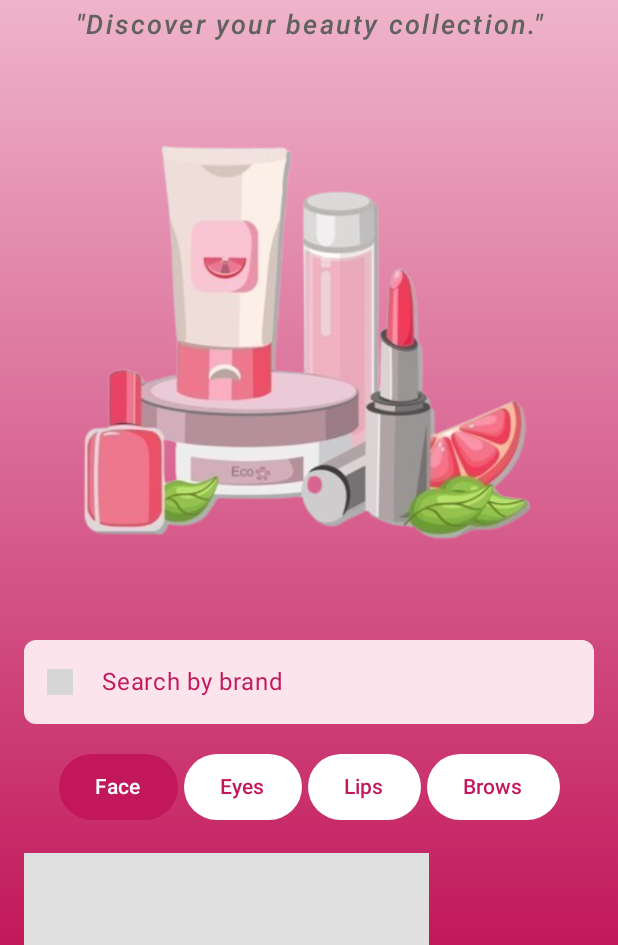
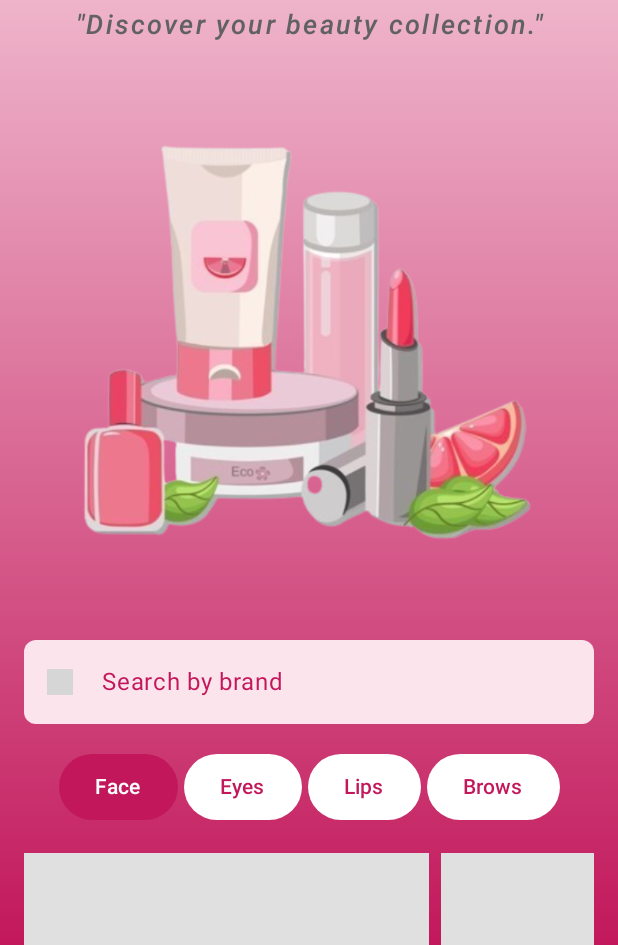
Before and after one commit to mlenic23/BeautyNote, an Android app built with Jetpack Compose: the screen it shows after launch (MainActivity), on a phone screen of 412 x 824 dp, the part 291-1236 px from its top. Run offline under Robolectric (Android 15) with nearby library versions, the phone set to English and light mode, and no system bars; pictures from the network do not load; grey boxes are pictures that could not be loaded.

Commit message:
BeautyNote

```diff
--- a/app/src/main/java/com/example/beautynoteapp/MainActivity.kt
+++ b/app/src/main/java/com/example/beautynoteapp/MainActivity.kt
@@ -4,10 +4,7 @@ import android.os.Bundle
 import androidx.activity.ComponentActivity
 import androidx.activity.compose.setContent
 import androidx.activity.enableEdgeToEdge
-import androidx.activity.viewModels
-import androidx.lifecycle.viewmodel.compose.viewModel
-import androidx.navigation.compose.rememberNavController
-import com.example.beautynoteapp.data.ProductViewModel
+
 import com.example.beautynoteapp.ui.theme.BeautyNoteAppTheme
 
 
@@ -17,8 +14,7 @@ class MainActivity : ComponentActivity() {
         enableEdgeToEdge()
         setContent {
             BeautyNoteAppTheme {
-                val viewModel by viewModels<ProductViewModel>()
-                NavigationController(viewModel)
+                NavigationController()
             }
         }
     }
--- a/app/src/main/java/com/example/beautynoteapp/Navigation.kt
+++ b/app/src/main/java/com/example/beautynoteapp/Navigation.kt
@@ -32,7 +32,11 @@ object Routes {
 }
 
 @Composable
-fun NavigationController(viewModel: ProductViewModel) {
+fun NavigationController() {
+
+    val viewModel1 = ProductViewModel()
+    val viewModel2 = FullProductViewModel()
+
     val navController = rememberNavController()
     var currentActiveButton by rememberSaveable { mutableStateOf(0) }
 
@@ -44,7 +48,7 @@ fun NavigationController(viewModel: ProductViewModel) {
             BeautyNoteScreen(
                 navigation = navController,
                 currentActiveButton = currentActiveButton,
-                viewModel = FullProductViewModel(),
+                viewModel = viewModel2,
                 onButtonClick = { newIndex -> currentActiveButton = newIndex }
             )
         }
@@ -59,7 +63,7 @@ fun NavigationController(viewModel: ProductViewModel) {
             ProductDetailsScreen(
                 navigation = navController,
                 productId = it,
-                viewModel = FullProductViewModel()
+                viewModel = viewModel2
             )
         } }
 
@@ -67,14 +71,14 @@ fun NavigationController(viewModel: ProductViewModel) {
             ListScreen(
                 navigation = navController,
                 currentActiveButton = currentActiveButton,
-                viewModel = viewModel,
+                viewModel = viewModel1,
                 onButtonClick = { newIndex -> currentActiveButton = newIndex }
             )
         }
         composable(Routes.SCREEN_ADD_PRODUCT) {
             AddProductForm(
                 navigation = navController,
-                viewModel = FullProductViewModel(),
+                viewModel = viewModel2,
             )
         }
     }
--- a/app/src/main/java/com/example/beautynoteapp/data/FullProductViewModel.kt
+++ b/app/src/main/java/com/example/beautynoteapp/data/FullProductViewModel.kt
@@ -57,7 +57,7 @@ class FullProductViewModel : ViewModel() {
                     id = 3,
                     image = "https://www.bnedutyfree.com.au/media/catalog/product/cache/e6410293f9a24f502cd707ec5c46309d/7/d/7dee3a48-e070-4d61-b583-c76a958b22d5.jpeg",
                     name = "Lipstick",
-                    brand = "Mac",
+                    brand = "MAC",
                     description = listOf(
                         Description(
                             fullName = "MACximal Silky Matte Lipstick",
@@ -95,9 +95,230 @@ class FullProductViewModel : ViewModel() {
                     rating = "2",
                     isUsed = false,
 
-                    )
+                    ),
 
-            )
+                Product(
+                    id = 5,
+                    image = "https://www.narscosmetics.com/on/demandware.static/-/Sites-itemmaster_NARS/default/dw863c82e8/2023/December/AfterglowEyeshadow/0194251143316_1.png",
+                    name = "Eyeshadow palette",
+                    brand = "Nars",
+                    description = listOf(
+                        Description(
+                            fullName = "Afterglow irresistible eyeshadow palette",
+                            shade = "Adoration, Amorous, Blaze...",
+                            packaging = "12 shadows",
+                            purpose = "Palette create endless eye looks with romantic rose, peach, and neutral shadows curated in a delightfully pink, limited-edition palette for sultry smolder.",
+                            collection = "Afterglow"
+                        )
+
+                    ),
+                    type = "Eyes",
+                    price = "60€",
+                    rating = "5",
+                    isUsed = false,
+
+                    ),
+
+                Product(
+                    id = 6,
+                    image = "https://www.lijepa.hr/data/cache/thumb_min500_max1000-min500_max1000-12/products/450060/1686280312/mac-extra-dimension-blush-rumenilo-za-zene-4-g-nijansa-sweets-for-my-sweet-484418.jpg",
+                    name = "Blush",
+                    brand = "MAC",
+                    description = listOf(
+                        Description(
+                            fullName = "MAC extra dimension blush",
+                            shade = "Sweets For My Sweet",
+                            packaging = "4g",
+                            purpose = "A creamy powder blush that delivers a silky finish and long-lasting color.",
+                            collection = "Extra Dimension"
+                        )
+
+                    ),
+                    type = "Face",
+                    price = "34€",
+                    rating = "4",
+                    isUsed = false,
+
+                    ),
+
+                Product(
+                    id = 7,
+                    image = "https://static.beautytocare.com/cdn-cgi/image/width=1600,height=1600,f=auto/media/catalog/product//e/s/essence-gimme-glow-luminous-highlighter-20-lovely-rose-9g_1.jpg",
+                    name = "Highlighter",
+                    brand = "Essence",
+                    description = listOf(
+                        Description(
+                            fullName = "Gimme Glow Luminous Highlighter",
+                            shade = "Golden Goddess",
+                            packaging = "10g",
+                            purpose = "This highlighter is designed to provide a radiant, luminous glow to the skin, perfect for adding a stunning highlight to the cheekbones, brow bones, and other high points of the face.",
+                            collection = "Luminous Highlighter"
+                        )
+
+                    ),
+                    type = "Face",
+                    price = "9€",
+                    rating = "3",
+                    isUsed = false,
+
+                    ),
+
+                Product(
+                    id = 8,
+                    image = "https://www.lijepa.hr/data/cache/thumb_min500_max1000-min500_max1000-12/products/460993/1720754217/maybelline-color-sensational-shaping-lip-liner-olovka-za-usne-za-zene-1-2-g-nijansa-20-nude-569770.jpg",
+                    name = "Lip liner",
+                    brand = "Maybelline",
+                    description = listOf(
+                        Description(
+                            fullName = "Maybelline color sensational shaping lip liner",
+                            shade = "20 Nude Seduction",
+                            packaging = "1.2g",
+                            purpose = "Maybelline Lip Liner defines and enhances your lips with smooth, long-lasting color for a flawless finish.",
+                            collection = "Color Sensational collection"
+                        )
+
+                    ),
+                    type = "Lips",
+                    price = "6€",
+                    rating = "4",
+                    isUsed = false,
+
+                    ),
+
+                Product(
+                    id = 9,
+                    image = "https://www.revolutionbeauty.com/dw/image/v2/BCZJ_PRD/on/demandware.static/-/Sites-revbe-master-catalog/default/dwbd6e9727/images/hi-res/MURULBRMD_3.jpg?sw=660&sh=660&sm=fit&strip=false",
+                    name = "Eyebrow Palette Kit",
+                    brand = "Revolution",
+                    description = listOf(
+                        Description(
+                            fullName = "The ultimate brow enhancing kit",
+                            shade = "Medium to Dark",
+                            packaging = "9",
+                            purpose = "he Revolution Eyebrow Palette Kit is designed to shape, define, and fill in your eyebrows, offering multiple shades to suit different hair colors for a flawless, natural finish.",
+                            collection = "Revolution Pro"
+                        )
+
+                    ),
+                    type = "Brows",
+                    price = "10€",
+                    rating = "5",
+                    isUsed = false,
+
+                    ),
+
+
+                Product(
+                    id = 10,
+                    image = "https://licilasicdn.s3.amazonaws.com/public/product_images/41700/gallery/original/533183897.jpg",
+                    name = "Contour",
+                    brand = "NYX",
+                    description = listOf(
+                        Description(
+                            fullName = "NYX Professional Makeup wonder stick",
+                            shade = "Fair",
+                            packaging = "8g",
+                            purpose = "Wonder Stick is a dual-ended stick with a creamy texture, allowing for easy and precise face sculpting",
+                            collection = "NYX Professional"
+                        )
+
+                    ),
+                    type = "Face",
+                    price = "11€",
+                    rating = "3",
+                    isUsed = false,
+
+                    ),
+
+                Product(
+                    id = 11,
+                    image = "https://designeroptics.com/cdn/shop/files/b05ff878f2414c96cd4e2e4539e87b8b.jpg?v=1693250817",
+                    name = "Concealer",
+                    brand = "Nars",
+                    description = listOf(
+                        Description(
+                            fullName = "Nars mini radiant creamy concealer",
+                            shade = "Nougatine",
+                            packaging = "1.4ml",
+                            purpose = "Concealer offer buildable, long-lasting coverage",
+                            collection = "Radiant Creamy"
+                        )
+
+                    ),
+                    type = "Face",
+                    price = "15€",
+                    rating = "5",
+                    isUsed = false,
+
+                    ),
+
+                Product(
+                    id = 12,
+                    image = "https://licilasicdn.s3.amazonaws.com/public/product_images/47117/main/original.jpg",
+                    name = "Eyeliner",
+                    brand = "Catrice",
+                    description = listOf(
+                        Description(
+                            fullName = "Catrice Calligraph Pro Precise 24h Matt",
+                            shade = "010 Intense Black Waterproof",
+                            packaging = "1.2ml",
+                            purpose = "Concealer offer buildable, long-lasting coverage",
+                            collection = "Radiant Creamy"
+                        )
+
+                    ),
+                    type = "Eyes",
+                    price = "4€",
+                    rating = "2",
+                    isUsed = false,
+
+                    ),
+
+                Product(
+                    id = 13,
+                    image = "https://cdn.notinoimg.com/social/maybelline/03600531609689_01-o/maybelline-new-york-lifter-gloss-sjajilo-za-usne___201201.jpg",
+                    name = "Lip gloss",
+                    brand = "Maybelline",
+                    description = listOf(
+                        Description(
+                            fullName = "Maybelline NEW YORK lifter gloss",
+                            shade = "02 Ice",
+                            packaging = "5.4ml",
+                            purpose = "Maybelline New York Lifter Gloss enhances your lips with a high-shine finish and hydrating formula for a fuller, smoother look.",
+                            collection = "Lifter Gloss"
+                        )
+
+                    ),
+                    type = "Lips",
+                    price = "8€",
+                    rating = "5",
+                    isUsed = false,
+
+                    ),
+
+                Product(
+                    id = 14,
+                    image = "https://m.media-amazon.com/images/I/21F2c4FkUBL._BO30,255,255,255_UF900,850_SR1910,1000,0,C_QL100_.jpg",
+                    name = "Eyebrow pencil",
+                    brand = "Alverde",
+                    description = listOf(
+                        Description(
+                            fullName = "Automatic eyebrow pencil",
+                            shade = "06 Espresso",
+                            packaging = "0.45g",
+                            purpose = "Eyebrow pencil delivers precise, long-lasting definition for perfectly shaped brows with ease.",
+                            collection = "Alverde")
+
+                    ),
+                    type = "Brows",
+                    price = "3€",
+                    rating = "1",
+                    isUsed = false,
+
+                    ),
+
+
+                )
         )
 
     }
--- a/app/src/main/java/com/example/beautynoteapp/ui/theme/ProductsScreen.kt
+++ b/app/src/main/java/com/example/beautynoteapp/ui/theme/ProductsScreen.kt
@@ -2,7 +2,6 @@
 
 package com.example.beautynoteapp.ui.theme
 
-import android.util.Log
 import androidx.annotation.DrawableRes
 import androidx.compose.foundation.Image
 import androidx.compose.foundation.background
@@ -365,9 +364,26 @@ fun ProductCard(
                 .padding(horizontal = 10.dp, vertical = 10.dp),
             verticalArrangement = Arrangement.Bottom
         ) {
-            Text(title, color = Color(0xffad1457))
-            Text(subtitle, color = Color(0xffff80ab))
-            // Corrected navigation logic
+            Box(
+                modifier = Modifier
+                    .background(Color(0x80FFFFFF)) // Semi-transparent white background (alpha 50%)
+                    .padding(8.dp) // Optional padding to give some space around the text
+            ) {
+                Column {
+                    Text(
+                        title,
+                        color = Color(0xffad1457),
+                        style = TextStyle(fontWeight = FontWeight.Bold, fontSize = 20.sp)
+                    )
+                    Text(
+                        subtitle,
+                        color = Color(0xffff80ab),
+                        style = TextStyle(fontWeight = FontWeight.Bold, fontSize = 16.sp)
+                    )
+                }
+            }
+
+
             Button(
                 onClick = {
                     navigation.navigate(Routes.getProductDetailsPath(productId))
@@ -376,7 +392,11 @@ fun ProductCard(
                     contentColor = Color(0xfff8bbd0),
                     containerColor = Color(0xffc2185b)
                 ),
-                modifier = Modifier.fillMaxWidth(),
+                modifier = Modifier
+                    .width(120.dp)
+                    .height(35.dp)
+                    .padding(start=2.dp)
+
             ) {
                 Text(text = "See details")
             }
```
